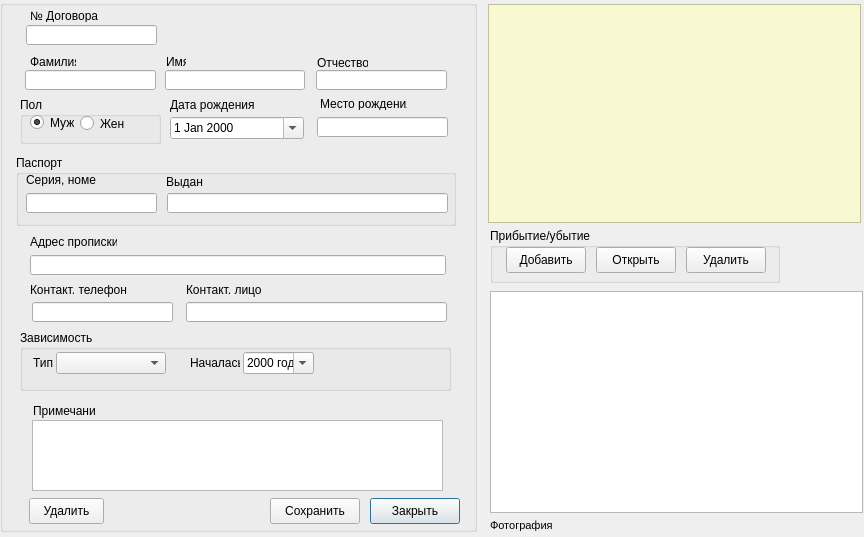
First picture: the form in record_form.ui, repository moisizz/Rehab-Database-Client, before the edit.
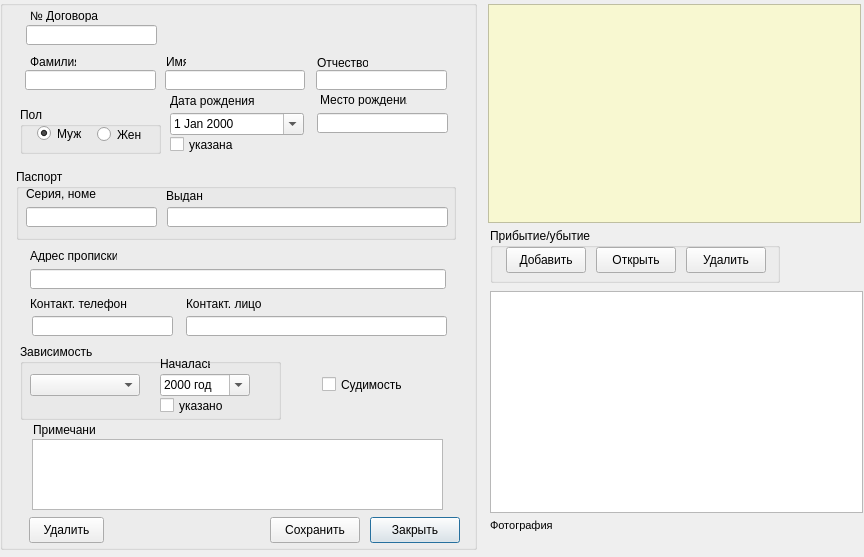
Second picture: the form after the edit. Icons and pictures are not drawn.

```diff
--- a/record_form.ui
+++ b/record_form.ui
@@ -7,7 +7,7 @@
     <x>0</x>
     <y>0</y>
     <width>864</width>
-    <height>537</height>
+    <height>557</height>
    </rect>
   </property>
   <property name="windowTitle">
@@ -26,7 +26,7 @@
      <x>0</x>
      <y>0</y>
      <width>477</width>
-     <height>532</height>
+     <height>550</height>
     </rect>
    </property>
    <property name="sizePolicy">
@@ -38,13 +38,13 @@
    <property name="minimumSize">
     <size>
      <width>477</width>
-     <height>532</height>
+     <height>550</height>
     </size>
    </property>
    <property name="maximumSize">
     <size>
      <width>477</width>
-     <height>532</height>
+     <height>550</height>
     </size>
    </property>
    <property name="title">
@@ -57,7 +57,7 @@
     <property name="geometry">
      <rect>
       <x>16</x>
-      <y>155</y>
+      <y>169</y>
       <width>440</width>
       <height>71</height>
      </rect>
@@ -132,7 +132,7 @@
     <property name="geometry">
      <rect>
       <x>30</x>
-      <y>282</y>
+      <y>296</y>
       <width>101</width>
       <height>16</height>
      </rect>
@@ -145,7 +145,7 @@
     <property name="geometry">
      <rect>
       <x>32</x>
-      <y>420</y>
+      <y>439</y>
       <width>411</width>
       <height>71</height>
      </rect>
@@ -158,7 +158,7 @@
     <property name="geometry">
      <rect>
       <x>320</x>
-      <y>97</y>
+      <y>93</y>
       <width>87</width>
       <height>13</height>
      </rect>
@@ -171,7 +171,7 @@
     <property name="geometry">
      <rect>
       <x>317</x>
-      <y>117</y>
+      <y>113</y>
       <width>131</width>
       <height>20</height>
      </rect>
@@ -181,7 +181,7 @@
     <property name="geometry">
      <rect>
       <x>186</x>
-      <y>282</y>
+      <y>296</y>
       <width>78</width>
       <height>16</height>
      </rect>
@@ -217,7 +217,7 @@
     <property name="geometry">
      <rect>
       <x>370</x>
-      <y>498</y>
+      <y>517</y>
       <width>90</width>
       <height>26</height>
      </rect>
@@ -230,7 +230,7 @@
     <property name="geometry">
      <rect>
       <x>186</x>
-      <y>302</y>
+      <y>316</y>
       <width>261</width>
       <height>20</height>
      </rect>
@@ -243,7 +243,7 @@
     <property name="geometry">
      <rect>
       <x>170</x>
-      <y>97</y>
+      <y>93</y>
       <width>84</width>
       <height>16</height>
      </rect>
@@ -256,7 +256,7 @@
     <property name="geometry">
      <rect>
       <x>29</x>
-      <y>498</y>
+      <y>517</y>
       <width>75</width>
       <height>26</height>
      </rect>
@@ -273,7 +273,7 @@
     <property name="geometry">
      <rect>
       <x>30</x>
-      <y>235</y>
+      <y>249</y>
       <width>87</width>
       <height>13</height>
      </rect>
@@ -286,7 +286,7 @@
     <property name="geometry">
      <rect>
       <x>270</x>
-      <y>498</y>
+      <y>517</y>
       <width>90</width>
       <height>26</height>
      </rect>
@@ -303,7 +303,7 @@
     <property name="geometry">
      <rect>
       <x>33</x>
-      <y>403</y>
+      <y>422</y>
       <width>63</width>
       <height>16</height>
      </rect>
@@ -339,7 +339,7 @@
     <property name="geometry">
      <rect>
       <x>20</x>
-      <y>97</y>
+      <y>107</y>
       <width>141</width>
       <height>47</height>
      </rect>
@@ -356,8 +356,8 @@
     <widget class="QRadioButton" name="female">
      <property name="geometry">
       <rect>
-       <x>60</x>
-       <y>18</y>
+       <x>77</x>
+       <y>19</y>
        <width>50</width>
        <height>17</height>
       </rect>
@@ -369,8 +369,8 @@
     <widget class="QRadioButton" name="male">
      <property name="geometry">
       <rect>
-       <x>10</x>
-       <y>17</y>
+       <x>17</x>
+       <y>18</y>
        <width>50</width>
        <height>17</height>
       </rect>
@@ -387,7 +387,7 @@
     <property name="geometry">
      <rect>
       <x>170</x>
-      <y>117</y>
+      <y>113</y>
       <width>134</width>
       <height>22</height>
      </rect>
@@ -400,7 +400,7 @@
     <property name="geometry">
      <rect>
       <x>32</x>
-      <y>302</y>
+      <y>316</y>
       <width>141</width>
       <height>20</height>
      </rect>
@@ -413,9 +413,9 @@
     <property name="geometry">
      <rect>
       <x>20</x>
-      <y>330</y>
-      <width>431</width>
-      <height>61</height>
+      <y>344</y>
+      <width>261</width>
+      <height>76</height>
      </rect>
     </property>
     <property name="title">
@@ -424,9 +424,9 @@
     <widget class="QDateEdit" name="addiction_start_date">
      <property name="geometry">
       <rect>
-       <x>223</x>
-       <y>22</y>
-       <width>71</width>
+       <x>140</x>
+       <y>30</y>
+       <width>90</width>
        <height>22</height>
       </rect>
      </property>
@@ -440,8 +440,8 @@
     <widget class="QLabel" name="label_10">
      <property name="geometry">
       <rect>
-       <x>170</x>
-       <y>26</y>
+       <x>140</x>
+       <y>13</y>
        <width>50</width>
        <height>13</height>
       </rect>
@@ -453,24 +453,24 @@
     <widget class="QComboBox" name="addiction_id">
      <property name="geometry">
       <rect>
-       <x>36</x>
-       <y>22</y>
+       <x>10</x>
+       <y>30</y>
        <width>110</width>
        <height>22</height>
       </rect>
      </property>
     </widget>
-    <widget class="QLabel" name="label_14">
+    <widget class="QCheckBox" name="addiction_start_date_enable">
      <property name="geometry">
       <rect>
-       <x>13</x>
-       <y>26</y>
-       <width>20</width>
-       <height>13</height>
+       <x>140</x>
+       <y>53</y>
+       <width>70</width>
+       <height>17</height>
       </rect>
      </property>
      <property name="text">
-      <string>Тип</string>
+      <string>указано</string>
      </property>
     </widget>
    </widget>
@@ -491,7 +491,7 @@
     <property name="geometry">
      <rect>
       <x>30</x>
-      <y>255</y>
+      <y>269</y>
       <width>416</width>
       <height>20</height>
      </rect>
@@ -520,6 +520,32 @@
      <string>№ Договора</string>
     </property>
    </widget>
+   <widget class="QCheckBox" name="born_date_enable">
+    <property name="geometry">
+     <rect>
+      <x>170</x>
+      <y>136</y>
+      <width>70</width>
+      <height>17</height>
+     </rect>
+    </property>
+    <property name="text">
+     <string>указана</string>
+    </property>
+   </widget>
+   <widget class="QCheckBox" name="conviction">
+    <property name="geometry">
+     <rect>
+      <x>322</x>
+      <y>376</y>
+      <width>80</width>
+      <height>17</height>
+     </rect>
+    </property>
+    <property name="text">
+     <string>Судимость</string>
+    </property>
+   </widget>
   </widget>
   <widget class="QTableWidget" name="arriveTable">
    <property name="geometry">
```
